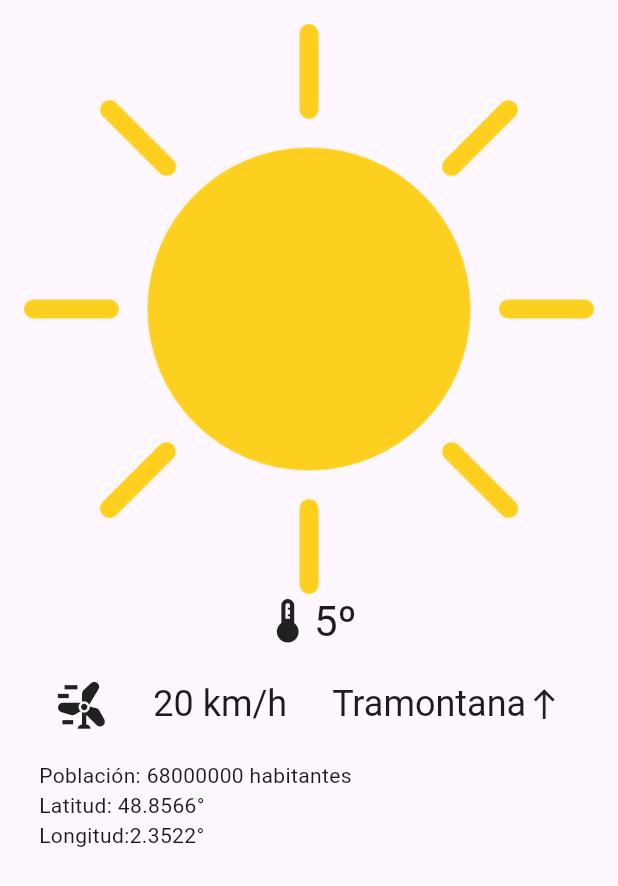
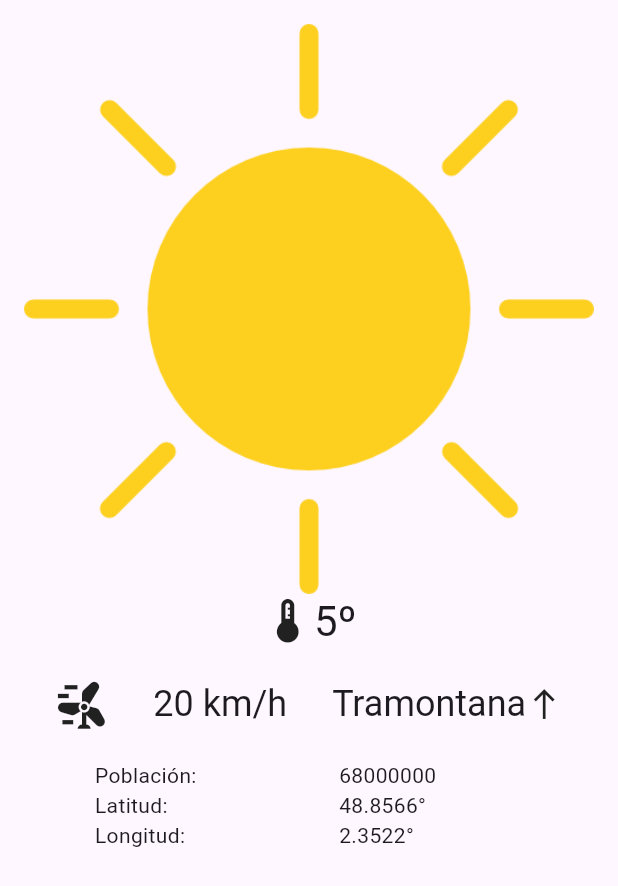
Before and after one commit to llobregatruizizan/Prog_Multi_Practica_3, a Flutter app: the InfoPaisDetalle screen opened directly, on a phone screen of 412 x 824 dp. Shown: the top 886 px of the screen. Run offline on Flutter 3.47's test engine with Material 3 defaults, Android fonts, the phone set to English and light mode, and no system bars.

Commit message:
finalizado el infopais_detalle

```diff
--- a/paisesgui/lib/ui/screens/infopais_detalle.dart
+++ b/paisesgui/lib/ui/screens/infopais_detalle.dart
@@ -35,7 +35,7 @@ class InfoPaisDetalle extends StatelessWidget {
     child: Padding(
       padding: const EdgeInsets.all(16),
       child: Column(
-        crossAxisAlignment: CrossAxisAlignment.start,
+        crossAxisAlignment: CrossAxisAlignment.center,
         children: [
 
 
@@ -53,12 +53,13 @@ class InfoPaisDetalle extends StatelessWidget {
           Row(
             children: [
               const SizedBox(width: 10),
-              const Text(
-                "Población: ",
+              const SizedBox(
+                width: 200,
+                child: Text("          Población:"),
               ),
               Expanded(
                 child: Text(
-                  "${pais.poblacion ?? 'No disponible'} habitantes",
+                  "${pais.poblacion ?? 'No disponible'}",
                 ),
               ),
             ],
@@ -68,8 +69,9 @@ class InfoPaisDetalle extends StatelessWidget {
           Row(
             children: [
               const SizedBox(width: 10),
-              const Text(
-                "Latitud: ",
+               const SizedBox(
+                width: 200,
+                child: Text("          Latitud:"),
               ),
               Text("${pais.latitud ?? 'No disponible'}°"),
             ],
@@ -79,8 +81,9 @@ class InfoPaisDetalle extends StatelessWidget {
           Row(
             children: [
               const SizedBox(width: 10),
-              const Text(
-                "Longitud:",
+               const SizedBox(
+                width: 200,
+                child: Text("          Longitud:"),
               ),
               Text("${pais.longitud ?? 'No disponible'}°"),
             ],
```
